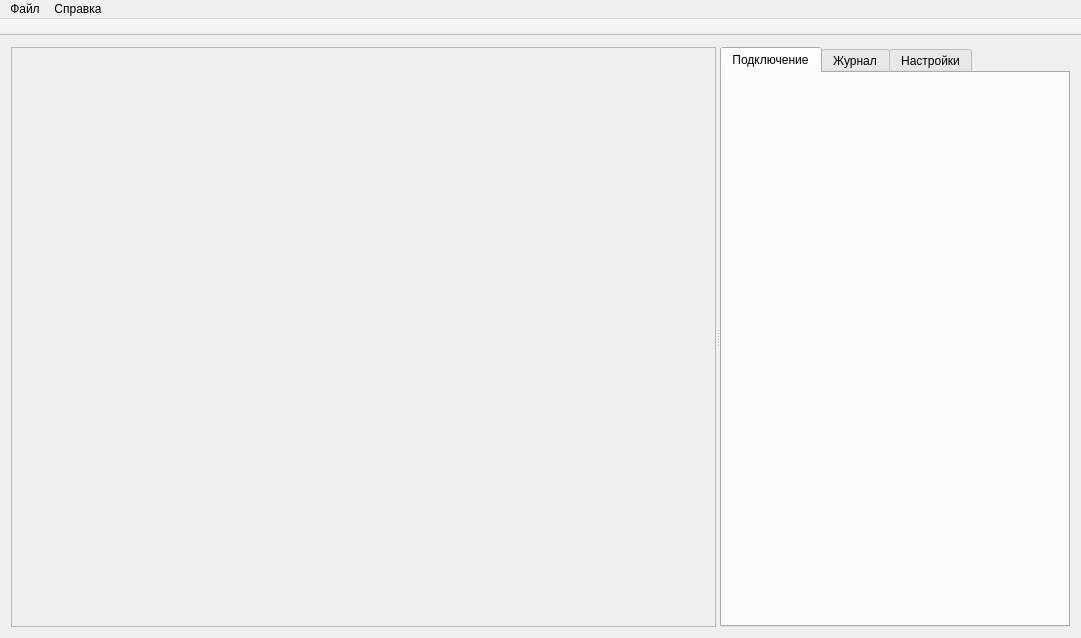
Qt form Source/window.ui (Grandbrain/Ultrasonic) before a commit.
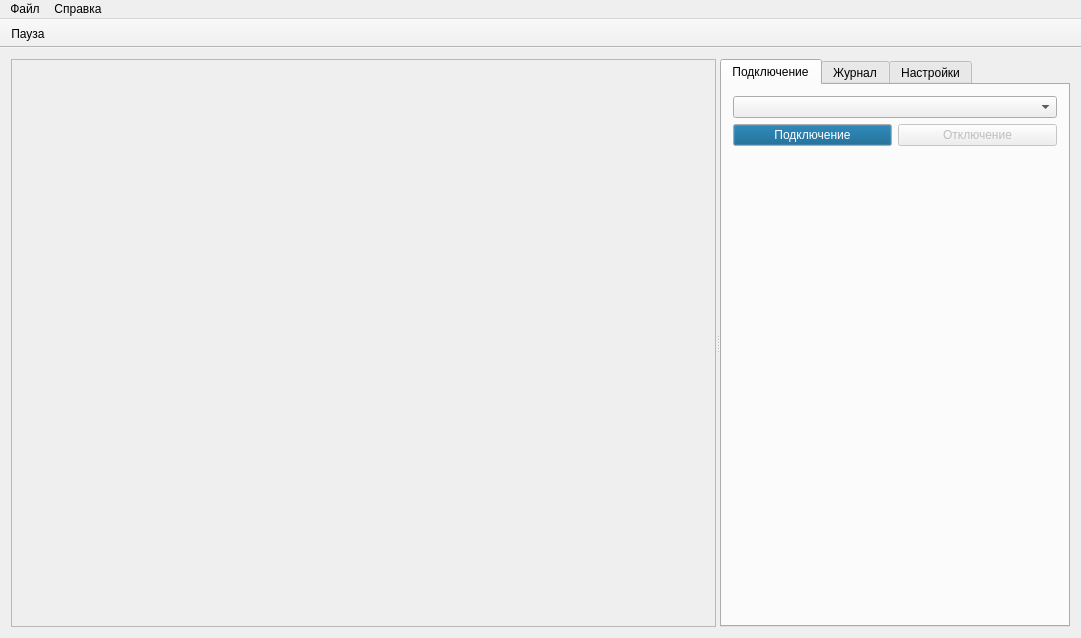
The same form after that commit. The open tabs and pages were chosen to show the change. Icons and pictures are not drawn. Custom widgets are drawn as their Qt base class.

```diff
--- a/Source/window.ui
+++ b/Source/window.ui
@@ -70,7 +70,142 @@
         <attribute name="title">
          <string>Подключение</string>
         </attribute>
-        <layout class="QGridLayout" name="gridLayout_3"/>
+        <layout class="QGridLayout" name="layoutTabConnect">
+         <item row="1" column="0">
+          <widget class="QPushButton" name="buttonConnect">
+           <property name="palette">
+            <palette>
+             <active>
+              <colorrole role="Button">
+               <brush brushstyle="SolidPattern">
+                <color alpha="255">
+                 <red>0</red>
+                 <green>87</green>
+                 <blue>134</blue>
+                </color>
+               </brush>
+              </colorrole>
+              <colorrole role="ButtonText">
+               <brush brushstyle="SolidPattern">
+                <color alpha="255">
+                 <red>255</red>
+                 <green>255</green>
+                 <blue>255</blue>
+                </color>
+               </brush>
+              </colorrole>
+             </active>
+             <inactive>
+              <colorrole role="Button">
+               <brush brushstyle="SolidPattern">
+                <color alpha="255">
+                 <red>0</red>
+                 <green>87</green>
+                 <blue>134</blue>
+                </color>
+               </brush>
+              </colorrole>
+              <colorrole role="ButtonText">
+               <brush brushstyle="SolidPattern">
+                <color alpha="255">
+                 <red>255</red>
+                 <green>255</green>
+                 <blue>255</blue>
+                </color>
+               </brush>
+              </colorrole>
+             </inactive>
+             <disabled>
+              <colorrole role="Button">
+               <brush brushstyle="SolidPattern">
+                <color alpha="255">
+                 <red>120</red>
+                 <green>120</green>
+                 <blue>120</blue>
+                </color>
+               </brush>
+              </colorrole>
+              <colorrole role="ButtonText">
+               <brush brushstyle="SolidPattern">
+                <color alpha="255">
+                 <red>255</red>
+                 <green>255</green>
+                 <blue>255</blue>
+                </color>
+               </brush>
+              </colorrole>
+             </disabled>
+            </palette>
+           </property>
+           <property name="text">
+            <string>Подключение</string>
+           </property>
+          </widget>
+         </item>
+         <item row="0" column="0" colspan="2">
+          <widget class="QComboBox" name="comboPorts"/>
+         </item>
+         <item row="2" column="0" colspan="2">
+          <widget class="QWidget" name="widgetConnectionMessage" native="true">
+           <layout class="QGridLayout" name="layoutConnectionMessage">
+            <property name="leftMargin">
+             <number>5</number>
+            </property>
+            <property name="topMargin">
+             <number>5</number>
+            </property>
+            <property name="rightMargin">
+             <number>5</number>
+            </property>
+            <property name="bottomMargin">
+             <number>5</number>
+            </property>
+            <item row="0" column="1">
+             <widget class="QLabel" name="labelConnectionMessage"/>
+            </item>
+            <item row="0" column="0">
+             <widget class="QLabel" name="labelConnectionResult"/>
+            </item>
+            <item row="0" column="2">
+             <spacer name="horizontalSpacer">
+              <property name="orientation">
+               <enum>Qt::Horizontal</enum>
+              </property>
+              <property name="sizeHint" stdset="0">
+               <size>
+                <width>40</width>
+                <height>20</height>
+               </size>
+              </property>
+             </spacer>
+            </item>
+           </layout>
+          </widget>
+         </item>
+         <item row="1" column="1">
+          <widget class="QPushButton" name="buttonDisconnect">
+           <property name="enabled">
+            <bool>false</bool>
+           </property>
+           <property name="text">
+            <string>Отключение</string>
+           </property>
+          </widget>
+         </item>
+         <item row="3" column="0" colspan="2">
+          <spacer name="spacer1">
+           <property name="orientation">
+            <enum>Qt::Vertical</enum>
+           </property>
+           <property name="sizeHint" stdset="0">
+            <size>
+             <width>20</width>
+             <height>40</height>
+            </size>
+           </property>
+          </spacer>
+         </item>
+        </layout>
        </widget>
        <widget class="QWidget" name="tabHistory">
         <attribute name="title">
@@ -132,6 +267,7 @@
    <attribute name="toolBarBreak">
     <bool>false</bool>
    </attribute>
+   <addaction name="actionStartStop"/>
   </widget>
   <action name="actionExit">
    <property name="text">
@@ -152,6 +288,18 @@
     <string>Информация о программе</string>
    </property>
   </action>
+  <action name="actionStartStop">
+   <property name="icon">
+    <iconset resource="resources.qrc">
+     <normaloff>:/root/Resources/pause.ico</normaloff>:/root/Resources/pause.ico</iconset>
+   </property>
+   <property name="text">
+    <string>Пауза</string>
+   </property>
+   <property name="shortcut">
+    <string>Space</string>
+   </property>
+  </action>
  </widget>
  <layoutdefault spacing="6" margin="11"/>
  <customwidgets>
```
Left out of the diff: 63 changed lines with no effect on the pictures.
